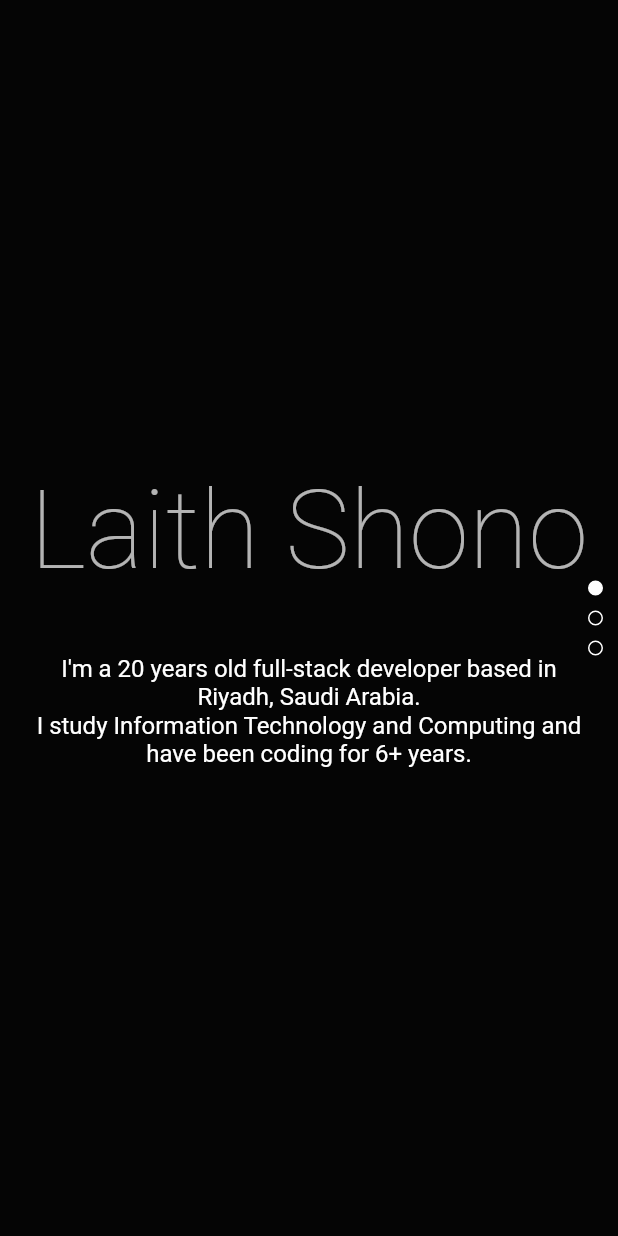
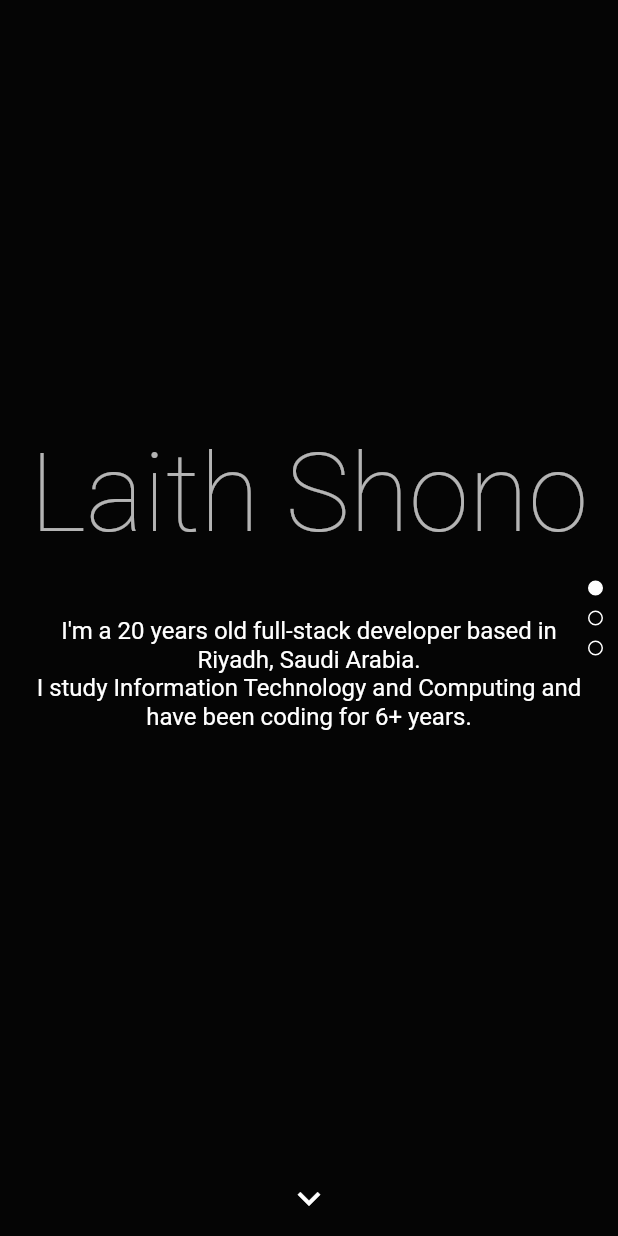
Before and after one commit to ElforL/ElforL.github.io, a Flutter app: the screen it shows after launch, on a phone screen of 412 x 824 dp. Run offline on Flutter 3.47's test engine with Material 2 defaults, Android fonts, the phone set to English and light mode, and no system bars; our stand-ins replace flutter_icons.

Commit message:
✨ Added arrow down at the bottom of `About` page

```diff
--- a/lib/screens/HomePages/About.dart
+++ b/lib/screens/HomePages/About.dart
@@ -1,7 +1,7 @@
 import 'package:flutter/material.dart';
 
 class About extends StatelessWidget {
-  const About({Key key}) : super(key: key);
+  About({Key key}) : super(key: key);
 
   _getage() {
     var birthdate = DateTime(2000, 5, 12);
@@ -13,6 +13,9 @@
   @override
   Widget build(BuildContext context) {
     return Column(
+      children: [
+        Expanded(
+          child: Column(
             mainAxisAlignment: MainAxisAlignment.center,
             children: [
               Padding(
@@ -38,6 +41,16 @@
                 ),
               ),
             ],
+          ),
+        ),
+        Padding(
+          padding: const EdgeInsets.all(10),
+          child: Icon(
+            Icons.keyboard_arrow_down,
+            size: 30,
+          ),
+        ),
+      ],
     );
   }
 }
```
Lines whose indentation alone changed are shown as unchanged.
